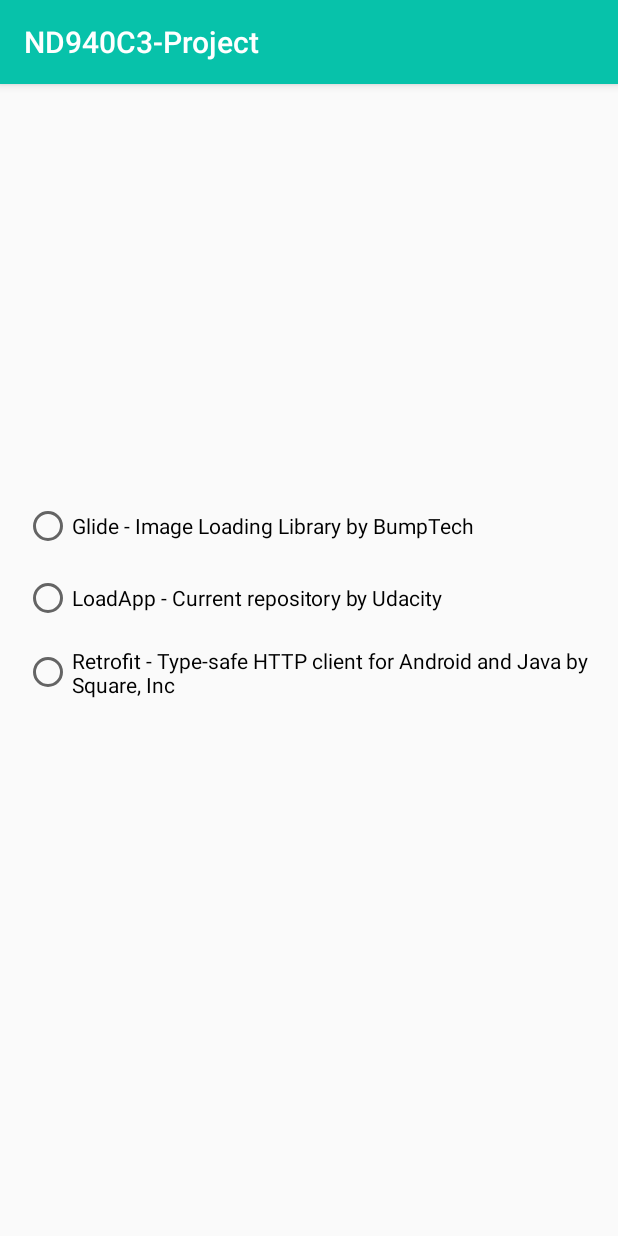
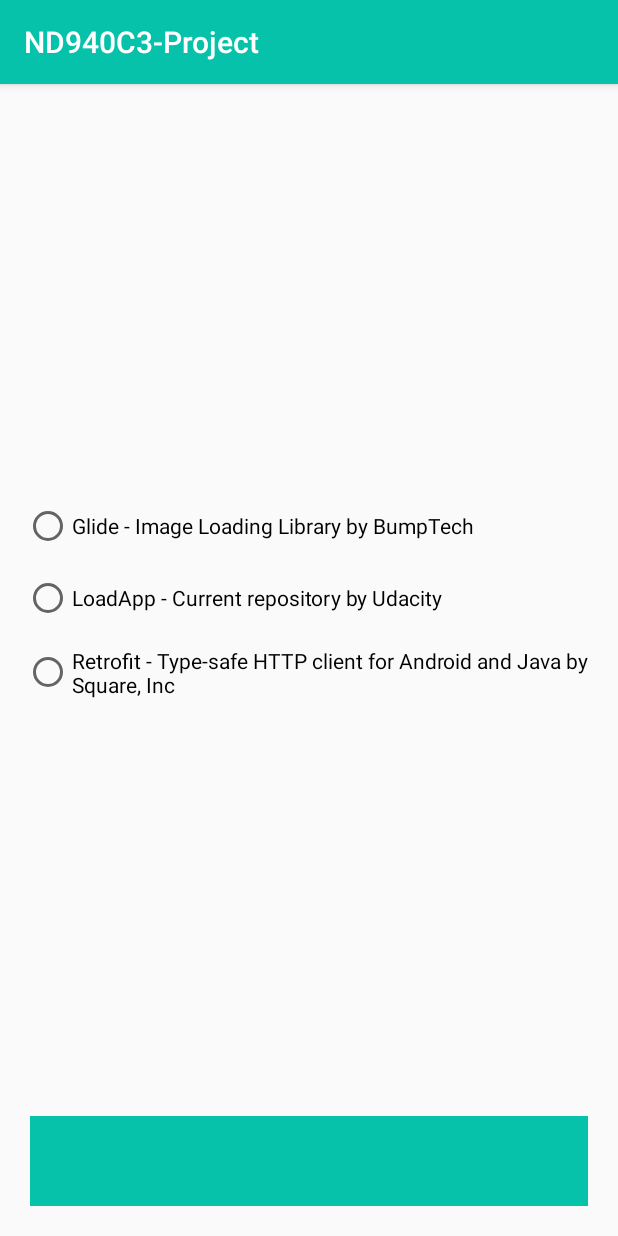
Before and after one commit to eliassilva8/LoadApp, an Android app: the screen it shows after launch (MainActivity), after a tap on an icon or button, on a phone screen of 412 x 824 dp. Run offline under Robolectric (Android 15) with nearby library versions, the phone set to English and light mode, and no system bars.

```diff
--- a/app/src/main/AndroidManifest.xml
+++ b/app/src/main/AndroidManifest.xml
@@ -1,6 +1,8 @@
 <?xml version="1.0" encoding="utf-8"?>
 <manifest xmlns:android="http://schemas.android.com/apk/res/android"
     package="com.udacity">
+
+    <uses-permission android:name="android.permission.INTERNET" />
 
     <application
         android:allowBackup="true"
@@ -12,7 +14,7 @@
         <activity
             android:name=".DetailActivity"
             android:label="@string/title_activity_detail"
-            android:theme="@style/AppTheme.NoActionBar"></activity>
+            android:theme="@style/AppTheme.NoActionBar" />
         <activity
             android:name=".MainActivity"
             android:label="@string/app_name"
--- a/app/src/main/java/com/udacity/MainActivity.kt
+++ b/app/src/main/java/com/udacity/MainActivity.kt
@@ -9,6 +9,8 @@ import android.content.Intent
 import android.content.IntentFilter
 import android.net.Uri
 import android.os.Bundle
+import android.view.View
+import android.widget.Toast
 import androidx.appcompat.app.AppCompatActivity
 import androidx.core.app.NotificationCompat
 import kotlinx.android.synthetic.main.activity_main.*
@@ -31,7 +33,7 @@ class MainActivity : AppCompatActivity() {
         registerReceiver(receiver, IntentFilter(DownloadManager.ACTION_DOWNLOAD_COMPLETE))
 
         custom_button.setOnClickListener {
-            download()
+            download(radio_group.checkedRadioButtonId)
         }
     }
 
@@ -41,9 +43,23 @@ class MainActivity : AppCompatActivity() {
         }
     }
 
-    private fun download() {
+    private fun download(radioButtonId: Int) {
+        var url = ""
+
+        when (radioButtonId) {
+            View.NO_ID ->
+                Toast.makeText(this, getString(R.string.no_button_selected_message), Toast.LENGTH_SHORT).show()
+            R.id.radio_glide ->
+                url = GLIDE_URL
+            R.id.radio_udacity ->
+                url = UDACITY_URL
+            R.id.radio_retrofit ->
+                url = RETROFIT_URL
+        }
+
+        if (url.isNotBlank()) {
             val request =
-            DownloadManager.Request(Uri.parse(URL))
+                    DownloadManager.Request(Uri.parse(url))
                             .setTitle(getString(R.string.app_name))
                             .setDescription(getString(R.string.app_description))
                             .setRequiresCharging(false)
@@ -54,10 +70,13 @@ class MainActivity : AppCompatActivity() {
             downloadID =
                     downloadManager.enqueue(request)// enqueue puts the download request in the queue.
         }
+    }
 
     companion object {
-        private const val URL =
+        private const val GLIDE_URL = "https://github.com/bumptech/glide/archive/master.zip"
+        private const val UDACITY_URL =
                 "https://github.com/udacity/nd940-c3-advanced-android-programming-project-starter/archive/master.zip"
+        private const val RETROFIT_URL = "https://github.com/square/retrofit/archive/master.zip"
         private const val CHANNEL_ID = "channelId"
     }
 
--- a/app/src/main/res/layout/content_main.xml
+++ b/app/src/main/res/layout/content_main.xml
@@ -10,6 +10,7 @@
     tools:showIn="@layout/activity_main">
 
     <RadioGroup
+        android:id="@+id/radio_group"
         android:layout_width="0dp"
         android:layout_height="wrap_content"
         android:layout_marginStart="@dimen/margin_default"
@@ -46,6 +47,7 @@
         android:layout_width="0dp"
         android:layout_height="60dp"
         android:layout_margin="20dp"
+        android:background="@color/colorPrimary"
         app:layout_constraintBottom_toBottomOf="parent"
         app:layout_constraintEnd_toEndOf="parent"
         app:layout_constraintStart_toStartOf="parent" />
--- a/app/src/main/res/values/strings.xml
+++ b/app/src/main/res/values/strings.xml
@@ -15,4 +15,5 @@
     <string name="glide_dowload">Glide - Image Loading Library by BumpTech</string>
     <string name="udacity_dowload">LoadApp - Current repository by Udacity</string>
     <string name="retrofit_dowload">Retrofit - Type-safe HTTP client for Android and Java by Square, Inc</string>
+    <string name="no_button_selected_message">Please select the file to download</string>
 </resources>
```
Lines whose indentation alone changed are shown as unchanged.
